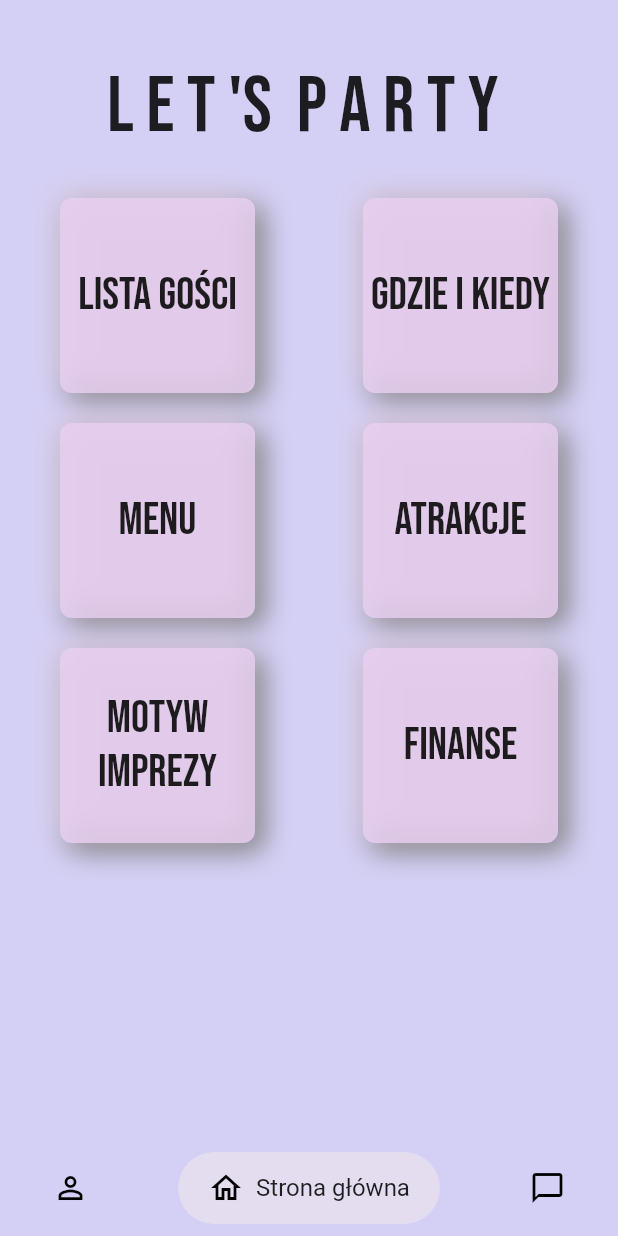
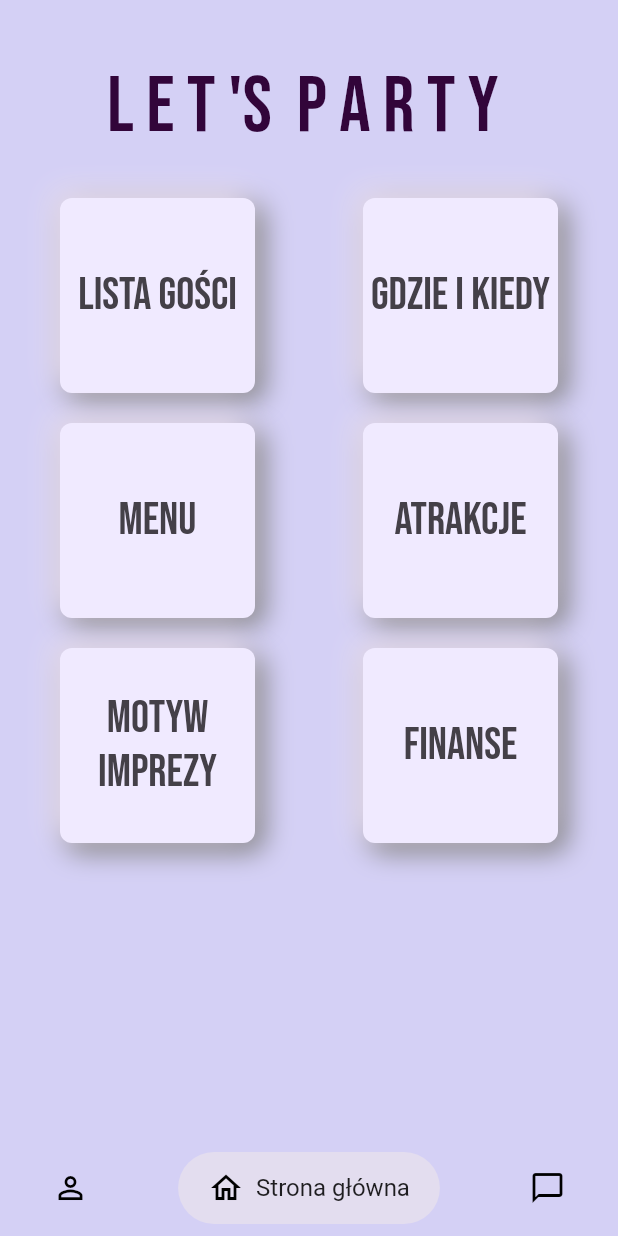
Before and after one commit to agajaworska/letsparty, a Flutter app: the screen it shows after launch, on a phone screen of 412 x 824 dp. Run offline on Flutter 3.47's test engine with Material 2 defaults, Android fonts, the phone set to English and light mode, and no system bars; drawn by our look-alikes of google_nav_bar; our stand-ins replace google_fonts.

Commit message:
Change font size and box colors

```diff
--- a/lib/features/new_box.dart
+++ b/lib/features/new_box.dart
@@ -8,7 +8,7 @@ class NewBox extends StatelessWidget {
   Widget build(BuildContext context) {
     return Container(
       decoration: BoxDecoration(
-          color: Color.fromARGB(210, 232, 207, 241),
+          color: Color.fromARGB(255, 240, 234, 255),
           borderRadius: BorderRadius.circular(8),
           boxShadow: [
             BoxShadow(
@@ -17,7 +17,7 @@ class NewBox extends StatelessWidget {
               offset: const Offset(5, 5),
             ),
             const BoxShadow(
-              color: Color.fromARGB(201, 222, 204, 228),
+              color: Color.fromARGB(255, 232, 222, 240),
               blurRadius: 15,
               offset: Offset(-5, -5),
             ),
--- a/lib/pages/home_page/home_page.dart
+++ b/lib/pages/home_page/home_page.dart
@@ -1,5 +1,3 @@
-import 'dart:ui';
-
 import 'package:flutter/material.dart';
 import 'package:google_fonts/google_fonts.dart';
 import 'package:google_nav_bar/google_nav_bar.dart';
@@ -16,7 +14,7 @@ class HomePage extends StatelessWidget {
     Key? key,
   }) : super(key: key);
 
-  final _selectedIndex = 1;
+  final fontColor = const Color.fromARGB(255, 68, 64, 72);
 
   @override
   Widget build(BuildContext context) {
@@ -32,7 +30,8 @@ class HomePage extends StatelessWidget {
               ),
               Text(
                 'L E T \'S  P A R T Y ',
-                style: GoogleFonts.bebasNeue(fontSize: 52),
+                style: GoogleFonts.bebasNeue(
+                    fontSize: 52, color: Color.fromARGB(255, 50, 5, 58)),
               ),
               const SizedBox(
                 height: 20,
@@ -56,8 +55,7 @@ class HomePage extends StatelessWidget {
                           child: Text(
                             'Lista gości',
                             style: GoogleFonts.bebasNeue(
-                              fontSize: 30,
-                            ),
+                                fontSize: 30, color: fontColor),
                           ),
                         ),
                       ),
@@ -74,8 +72,7 @@ class HomePage extends StatelessWidget {
                         child: NewBox(
                           child: Text('Gdzie i kiedy',
                               style: GoogleFonts.bebasNeue(
-                                fontSize: 30,
-                              )),
+                                  fontSize: 30, color: fontColor)),
                         ),
                       ),
                     ),
@@ -99,7 +96,10 @@ class HomePage extends StatelessWidget {
                         child: NewBox(
                           child: Text(
                             'Menu',
-                            style: GoogleFonts.bebasNeue(fontSize: 30),
+                            style: GoogleFonts.bebasNeue(
+                              fontSize: 30,
+                              color: fontColor,
+                            ),
                           ),
                         ),
                       ),
@@ -117,7 +117,10 @@ class HomePage extends StatelessWidget {
                         child: NewBox(
                           child: Text(
                             'Atrakcje',
-                            style: GoogleFonts.bebasNeue(fontSize: 30),
+                            style: GoogleFonts.bebasNeue(
+                              fontSize: 30,
+                              color: fontColor,
+                            ),
                           ),
                         ),
                       ),
@@ -144,7 +147,10 @@ class HomePage extends StatelessWidget {
                           child: Text(
                             'Motyw imprezy',
                             textAlign: TextAlign.center,
-                            style: GoogleFonts.bebasNeue(fontSize: 30),
+                            style: GoogleFonts.bebasNeue(
+                              fontSize: 30,
+                              color: fontColor,
+                            ),
                           ),
                         ),
                       ),
@@ -162,7 +168,10 @@ class HomePage extends StatelessWidget {
                         child: NewBox(
                           child: Text(
                             'Finanse',
-                            style: GoogleFonts.bebasNeue(fontSize: 30),
+                            style: GoogleFonts.bebasNeue(
+                              fontSize: 30,
+                              color: fontColor,
+                            ),
                           ),
                         ),
                       ),
```
